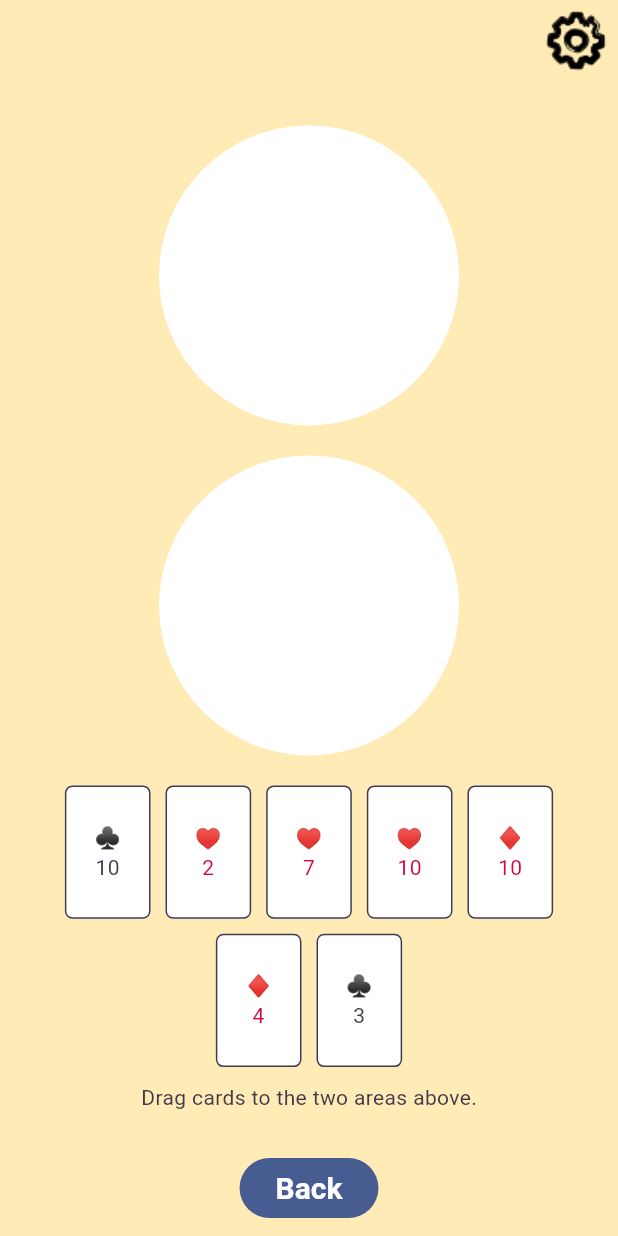
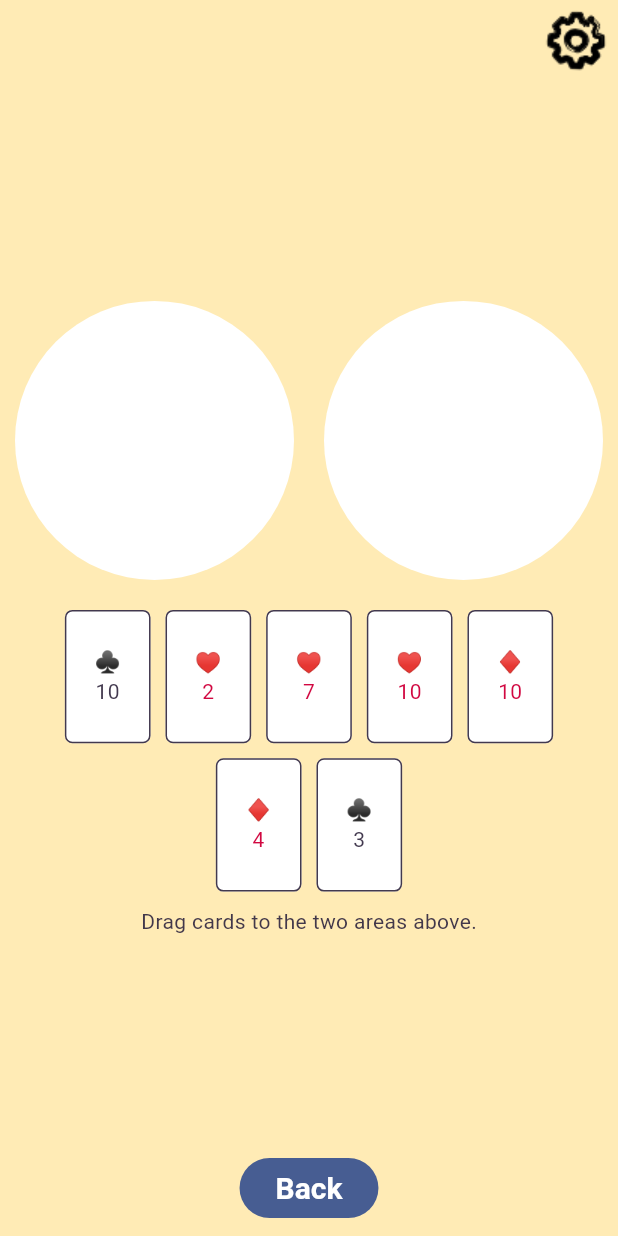
Before and after one commit to flutter/games, a Flutter app: the PlaySessionScreen screen opened by its route, on a phone screen of 412 x 824 dp. Run offline on Flutter 3.47's test engine with Material 3 defaults, Android fonts, the light colour scheme and no system bars; our stand-ins replace audioplayers, cloud_firestore, firebase_core, go_router, google_fonts, google_mobile_ads and 1 more; missing offline and left inert: flame, nes_ui; accounts and stored records are empty; project files that could hold a hidden picture were left out.

Commit message:
Fix render overflow on short narrow screens (#27)

```diff
--- a/samples/multiplayer/lib/play_session/board_widget.dart
+++ b/samples/multiplayer/lib/play_session/board_widget.dart
@@ -29,13 +29,11 @@ class _BoardWidgetState extends State<BoardWidget> {
       children: [
         Padding(
           padding: const EdgeInsets.all(10),
-          child: Wrap(
-            alignment: WrapAlignment.center,
-            spacing: 20,
-            runSpacing: 20,
+          child: Row(
             children: [
-              PlayingAreaWidget(boardState.areaOne),
-              PlayingAreaWidget(boardState.areaTwo),
+              Expanded(child: PlayingAreaWidget(boardState.areaOne)),
+              SizedBox(width: 20),
+              Expanded(child: PlayingAreaWidget(boardState.areaTwo)),
             ],
           ),
         ),
--- a/samples/multiplayer/lib/play_session/playing_area_widget.dart
+++ b/samples/multiplayer/lib/play_session/playing_area_widget.dart
@@ -31,9 +31,7 @@ class _PlayingAreaWidgetState extends State<PlayingAreaWidget> {
       child: AspectRatio(
         aspectRatio: 1 / 1,
         child: DragTarget<PlayingCardDragData>(
-          builder: (context, candidateData, rejectedData) => SizedBox(
-            height: 100,
-            child: Material(
+          builder: (context, candidateData, rejectedData) => Material(
             color: isHighlighted ? palette.accept : palette.trueWhite,
             shape: CircleBorder(),
             clipBehavior: Clip.hardEdge,
@@ -45,7 +43,6 @@ class _PlayingAreaWidgetState extends State<PlayingAreaWidget> {
                 // (either by a player action, or remotely).
                 stream: widget.area.allChanges,
                 builder: (context, child) => _CardStack(widget.area.cards),
-                ),
               ),
             ),
           ),
--- a/templates/card/lib/play_session/playing_area_widget.dart
+++ b/templates/card/lib/play_session/playing_area_widget.dart
@@ -31,9 +31,7 @@ class _PlayingAreaWidgetState extends State<PlayingAreaWidget> {
       child: AspectRatio(
         aspectRatio: 1 / 1,
         child: DragTarget<PlayingCardDragData>(
-          builder: (context, candidateData, rejectedData) => SizedBox(
-            height: 100,
-            child: Material(
+          builder: (context, candidateData, rejectedData) => Material(
             color: isHighlighted ? palette.accept : palette.trueWhite,
             shape: CircleBorder(),
             clipBehavior: Clip.hardEdge,
@@ -45,7 +43,6 @@ class _PlayingAreaWidgetState extends State<PlayingAreaWidget> {
                 // (either by a player action, or remotely).
                 stream: widget.area.allChanges,
                 builder: (context, child) => _CardStack(widget.area.cards),
-                ),
               ),
             ),
           ),
```
Also changed, not shown: templates/card/lib/play_session/board_widget.dart (+4 -6 lines). Lines whose indentation alone changed are shown as unchanged.
